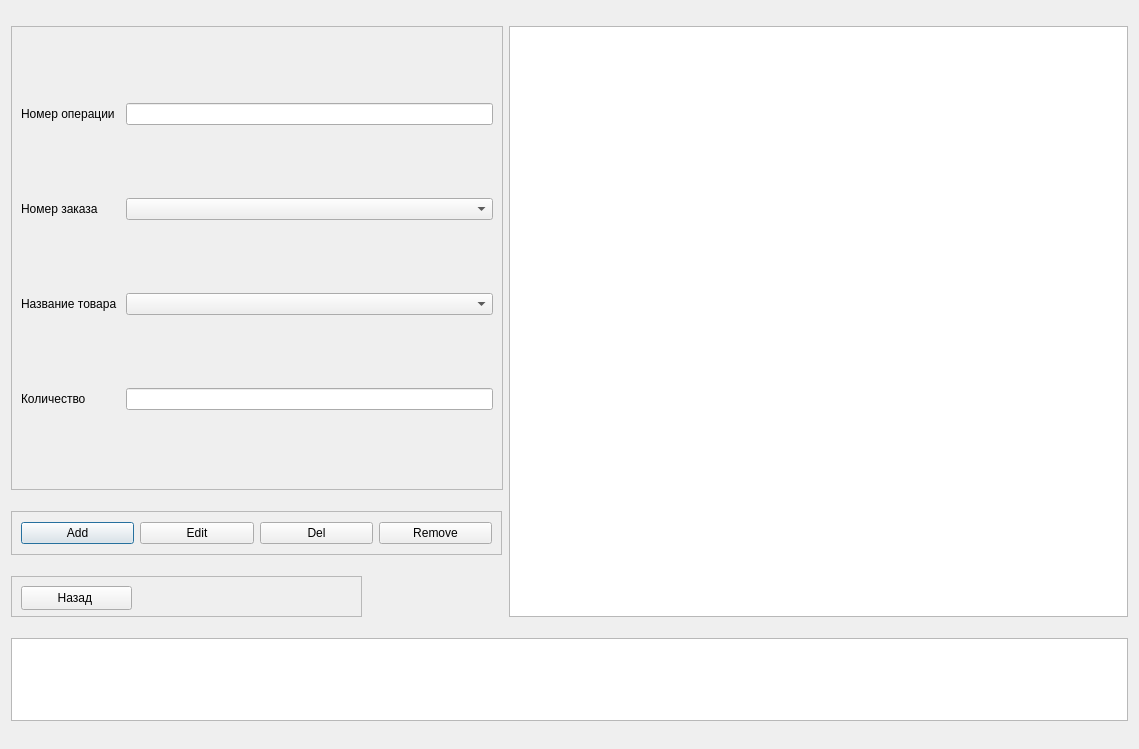
Sushakkk/Course-work-DB, file course2/order_product.ui: the form before one commit.
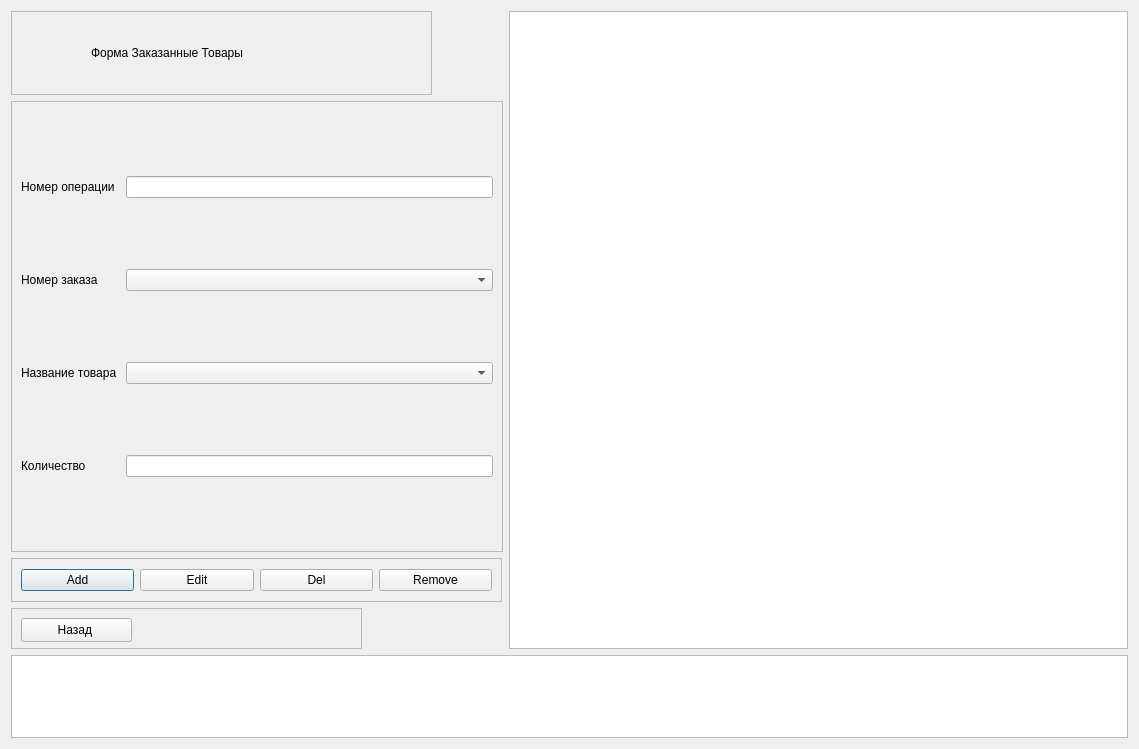
The form after the commit. Icons and pictures are not drawn.

Patch:
```diff
--- a/course2/order_product.ui
+++ b/course2/order_product.ui
@@ -15,6 +15,64 @@
   </property>
   <layout class="QGridLayout" name="gridLayout_2">
    <item row="0" column="0">
+    <widget class="QFrame" name="frame_title_Form">
+     <property name="maximumSize">
+      <size>
+       <width>421</width>
+       <height>84</height>
+      </size>
+     </property>
+     <property name="frameShape">
+      <enum>QFrame::StyledPanel</enum>
+     </property>
+     <property name="frameShadow">
+      <enum>QFrame::Raised</enum>
+     </property>
+     <widget class="QLabel" name="ImgReport_2">
+      <property name="geometry">
+       <rect>
+        <x>10</x>
+        <y>10</y>
+        <width>64</width>
+        <height>64</height>
+       </rect>
+      </property>
+      <property name="text">
+       <string/>
+      </property>
+      <property name="pixmap">
+       <pixmap resource="Recource.qrc">:/rec/img/Form.png</pixmap>
+      </property>
+     </widget>
+     <widget class="QLabel" name="lbReport_2">
+      <property name="geometry">
+       <rect>
+        <x>80</x>
+        <y>10</y>
+        <width>341</width>
+        <height>64</height>
+       </rect>
+      </property>
+      <property name="styleSheet">
+       <string notr="true">font: 20pt &quot;Segoe UI&quot;;</string>
+      </property>
+      <property name="text">
+       <string>Форма Заказанные Товары</string>
+      </property>
+     </widget>
+    </widget>
+   </item>
+   <item row="0" column="1" rowspan="4">
+    <widget class="QTableWidget" name="twOrg">
+     <property name="minimumSize">
+      <size>
+       <width>561</width>
+       <height>561</height>
+      </size>
+     </property>
+    </widget>
+   </item>
+   <item row="1" column="0">
     <widget class="QFrame" name="frame">
      <property name="minimumSize">
       <size>
@@ -78,7 +136,7 @@
      </layout>
     </widget>
    </item>
-   <item row="1" column="0">
+   <item row="2" column="0">
     <widget class="QFrame" name="frame_3">
      <property name="maximumSize">
       <size>
@@ -124,7 +182,7 @@
      </layout>
     </widget>
    </item>
-   <item row="2" column="0">
+   <item row="3" column="0">
     <widget class="QFrame" name="frame_4">
      <property name="minimumSize">
       <size>
@@ -159,7 +217,7 @@
      </widget>
     </widget>
    </item>
-   <item row="3" column="0" colspan="2">
+   <item row="4" column="0" colspan="2">
     <widget class="QTextEdit" name="teResult">
      <property name="sizePolicy">
       <sizepolicy hsizetype="Minimum" vsizetype="Expanding">
@@ -178,16 +236,6 @@
      </property>
     </widget>
    </item>
-   <item row="0" column="1" rowspan="3">
-    <widget class="QTableWidget" name="twOrg">
-     <property name="minimumSize">
-      <size>
-       <width>561</width>
-       <height>561</height>
-      </size>
-     </property>
-    </widget>
-   </item>
   </layout>
  </widget>
  <resources/>
```
Left out of the diff: 4 changed lines with no effect on the pictures.
